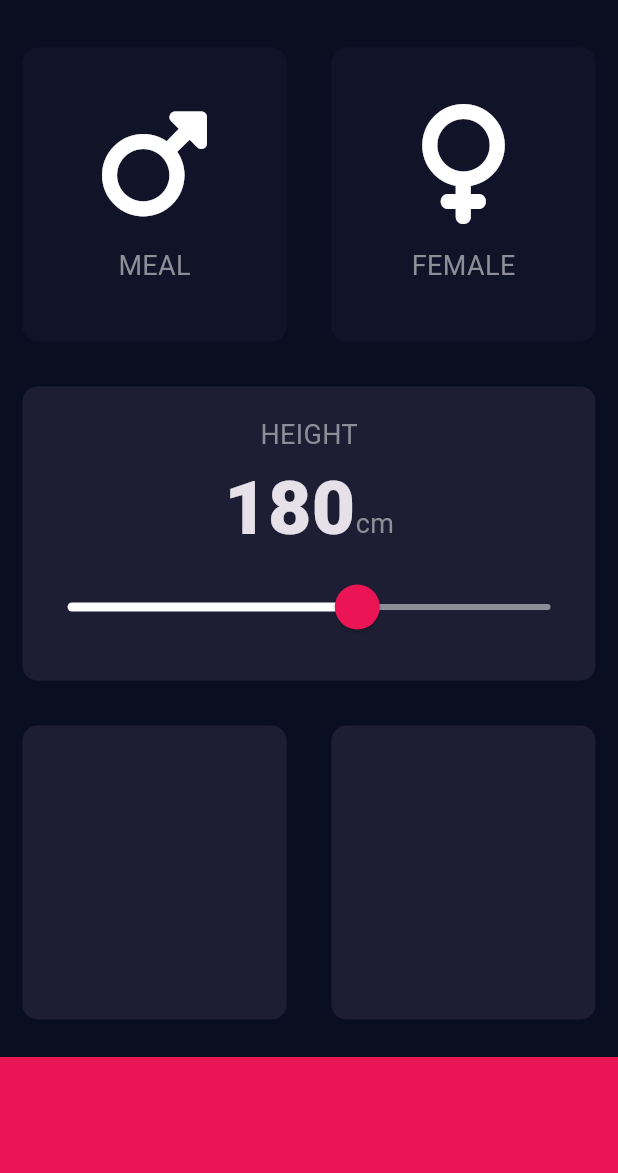
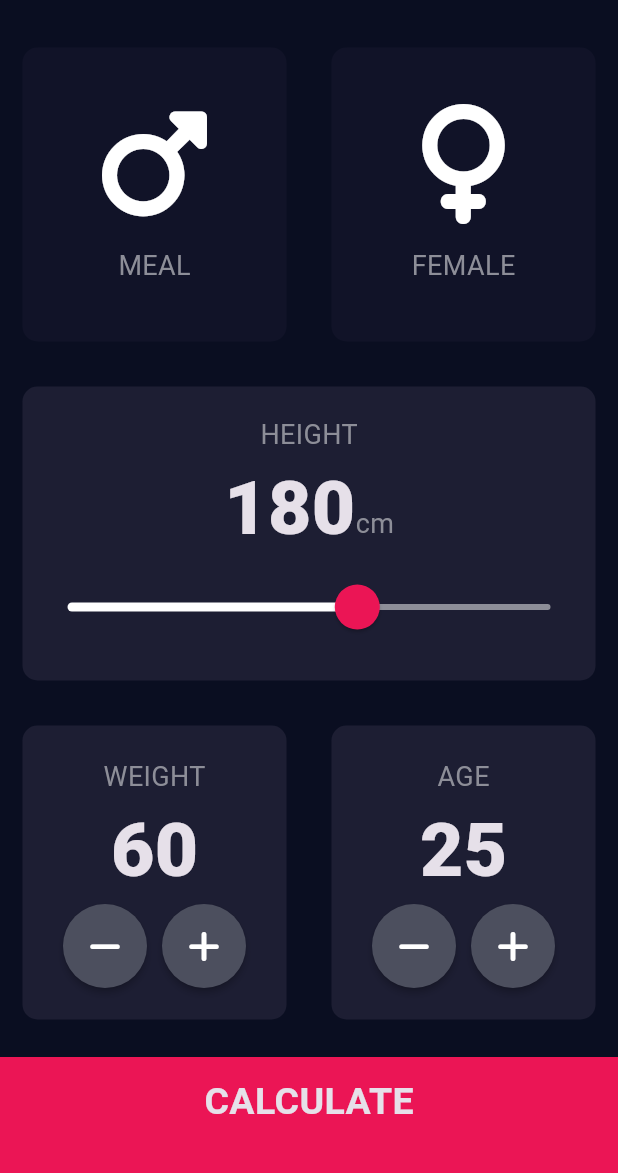
Before and after one commit to zhangzunke/bmi_calculator_flutter, a Flutter app: the screen it shows after launch, on a phone screen of 412 x 824 dp, the part 59-1232 px from its top. Run offline on Flutter 3.47's test engine with Material 3 defaults, Android fonts, the phone set to English and light mode, and no system bars; our stand-ins replace font_awesome_flutter.

Commit message:
BMI done

```diff
--- /dev/null
+++ b/lib/components/buttom_button.dart
@@ -0,0 +1,22 @@
+import 'package:flutter/material.dart';
+import '../constants.dart';
+
+class ButtomButton extends StatelessWidget {
+  const ButtomButton({super.key, required this.onPressed, required this.label});
+  final VoidCallback onPressed;
+  final String label;
+  @override
+  Widget build(BuildContext context) {
+    return GestureDetector(
+      onTap: onPressed,
+      child: Container(
+        color: kBottomContainerColor,
+        margin: EdgeInsets.only(top: 10.0),
+        padding: EdgeInsets.only(bottom: 20.0),
+        width: double.infinity,
+        height: kBottomContainerHeight,
+        child: Center(child: Text(label, style: kLargeButtonTextStyle)),
+      ),
+    );
+  }
+}
--- a/lib/icon_content.dart
+++ b/lib/components/icon_content.dart
@@ -1,5 +1,5 @@
 import 'package:flutter/material.dart';
-import 'constants.dart';
+import '../constants.dart';
 
 class IconContent extends StatelessWidget {
   const IconContent({super.key, required this.icon, required this.label});
--- /dev/null
+++ b/lib/components/round_icon_button.dart
@@ -0,0 +1,17 @@
+import 'package:flutter/material.dart';
+
+class RoundIconButton extends StatelessWidget {
+  const RoundIconButton({super.key, required this.icon, this.onPressed});
+  final IconData icon;
+  final VoidCallback? onPressed;
+  @override
+  Widget build(BuildContext context) {
+    return RawMaterialButton(
+      onPressed: onPressed,
+      shape: CircleBorder(),
+      fillColor: Color(0xFF4C4F5E),
+      constraints: BoxConstraints.tightFor(width: 56.0, height: 56.0),
+      child: Icon(icon, color: Colors.white),
+    );
+  }
+}
--- a/lib/constants.dart
+++ b/lib/constants.dart
@@ -7,3 +7,18 @@ const kBottomContainerColor = Color(0xFFEB1555);
 
 const kLabelTextStyle = TextStyle(fontSize: 18.0, color: Color(0xFF8D8E98));
 const kNumberTextStyle = TextStyle(fontSize: 50.0, fontWeight: FontWeight.w900);
+const kLargeButtonTextStyle = TextStyle(
+  fontSize: 25.0,
+  fontWeight: FontWeight.bold,
+);
+
+const kTitleTextStyle = TextStyle(fontSize: 50.0, fontWeight: FontWeight.bold);
+const kResultTextStyle = TextStyle(
+  fontSize: 22.0,
+  color: Color(0xFF24D876),
+  fontWeight: FontWeight.bold,
+);
+
+const kBMITextStyle = TextStyle(fontSize: 100.0, fontWeight: FontWeight.bold);
+
+const kBodyTextStyle = TextStyle(fontSize: 22.0);
--- a/lib/input_page.dart
+++ /dev/null
@@ -1,127 +0,0 @@
-import 'package:flutter/material.dart';
-import 'package:font_awesome_flutter/font_awesome_flutter.dart';
-import 'constants.dart';
-import 'icon_content.dart';
-import 'resuable_card.dart';
-
-enum Gender { male, female }
-
-class InputPage extends StatefulWidget {
-  const InputPage({super.key});
-
-  @override
-  State<InputPage> createState() => _InputPageState();
-}
-
-class _InputPageState extends State<InputPage> {
-  Gender? selectedGender;
-  int height = 180; // Default height in cm
-  @override
-  Widget build(BuildContext context) {
-    return Scaffold(
-      appBar: AppBar(title: Text('BMI CALCULATOR')),
-      body: Center(
-        child: Column(
-          children: [
-            Expanded(
-              child: Row(
-                children: [
-                  Expanded(
-                    child: ResuableCard(
-                      onPress: () {
-                        setState(() {
-                          selectedGender = Gender.male;
-                        });
-                      },
-                      colour: selectedGender == Gender.male
-                          ? kActiveCardColor
-                          : kInactiveCardColor,
-                      cardChild: IconContent(
-                        icon: FontAwesomeIcons.mars,
-                        label: 'MEAL',
-                      ),
-                    ),
-                  ),
-                  Expanded(
-                    child: ResuableCard(
-                      onPress: () {
-                        setState(() {
-                          selectedGender = Gender.female;
-                        });
-                      },
-                      colour: selectedGender == Gender.female
-                          ? kActiveCardColor
-                          : kInactiveCardColor,
-                      cardChild: IconContent(
-                        icon: FontAwesomeIcons.venus,
-                        label: 'FEMALE',
-                      ),
-                    ),
-                  ),
-                ],
-              ),
-            ),
-            Expanded(
-              child: ResuableCard(
-                colour: kActiveCardColor,
-                cardChild: Column(
-                  mainAxisAlignment: MainAxisAlignment.center,
-                  children: [
-                    Text('HEIGHT', style: kLabelTextStyle),
-                    Row(
-                      mainAxisAlignment: MainAxisAlignment.center,
-                      crossAxisAlignment: CrossAxisAlignment.baseline,
-                      textBaseline: TextBaseline.alphabetic,
-                      children: [
-                        Text(height.toString(), style: kNumberTextStyle),
-                        Text('cm', style: kLabelTextStyle),
-                      ],
-                    ),
-                    SliderTheme(
-                      data: SliderTheme.of(context).copyWith(
-                        activeTrackColor: Colors.white,
-                        inactiveTrackColor: Color(0xFF8D8E98),
-                        thumbColor: Color(0xFFEB1555),
-                        overlayColor: Color(0x29EB1555),
-                        thumbShape: RoundSliderThumbShape(
-                          enabledThumbRadius: 15.0,
-                        ),
-                        overlayShape: RoundSliderOverlayShape(
-                          overlayRadius: 30.0,
-                        ),
-                      ),
-                      child: Slider(
-                        value: height.toDouble(),
-                        min: 120,
-                        max: 220,
-                        onChanged: (double newValue) {
-                          setState(() {
-                            height = newValue.round();
-                          });
-                        },
-                      ),
-                    ),
-                  ],
-                ),
-              ),
-            ),
-            Expanded(
-              child: Row(
-                children: [
-                  Expanded(child: ResuableCard(colour: kActiveCardColor)),
-                  Expanded(child: ResuableCard(colour: kActiveCardColor)),
-                ],
-              ),
-            ),
-            Container(
-              color: kBottomContainerColor,
-              margin: EdgeInsets.only(top: 10.0),
-              width: double.infinity,
-              height: kBottomContainerHeight,
-            ),
-          ],
-        ),
-      ),
-    );
-  }
-}
--- a/lib/main.dart
+++ b/lib/main.dart
@@ -1,5 +1,6 @@
-import 'input_page.dart';
 import 'package:flutter/material.dart';
+import 'screens/results_page.dart';
+import 'screens/input_page.dart';
 
 void main() {
   runApp(const BMICalculator());
@@ -27,7 +28,12 @@ class BMICalculator extends StatelessWidget {
           ),
         ),
       ),
-      home: InputPage(),
+      initialRoute: '/',
+      routes: {
+        '/': (context) => InputPage(),
+        '/results': (context) => ResultsPage(),
+        // Add other routes here if needed
+      },
     );
   }
 }
--- /dev/null
+++ b/lib/screens/calculator_brain.dart
@@ -0,0 +1,35 @@
+import 'dart:math';
+
+class CalculatorBrain {
+  CalculatorBrain({required this.height, required this.weight});
+
+  final int height; // in cm
+  final int weight; // in kg
+
+  double _bmi = 0;
+
+  String calculateBMI() {
+    _bmi = weight / pow(height / 100, 2);
+    return _bmi.toStringAsFixed(1);
+  }
+
+  String getResult() {
+    if (_bmi >= 25) {
+      return 'Overweight';
+    } else if (_bmi > 18.5) {
+      return 'Normal';
+    } else {
+      return 'Underweight';
+    }
+  }
+
+  String getInterpretation() {
+    if (_bmi >= 25) {
+      return 'You have a higher than normal body weight. Try to exercise more.';
+    } else if (_bmi > 18.5) {
+      return 'You have a normal body weight. Good job!';
+    } else {
+      return 'You have a lower than normal body weight. You can eat a bit more.';
+    }
+  }
+}
--- /dev/null
+++ b/lib/screens/input_page.dart
@@ -0,0 +1,211 @@
+import 'package:bmi_calculator_flutter/components/round_icon_Button.dart';
+import 'package:bmi_calculator_flutter/screens/calculator_brain.dart';
+import 'package:flutter/material.dart';
+import 'package:font_awesome_flutter/font_awesome_flutter.dart';
+import '../components/buttom_button.dart';
+import '../constants.dart';
+import '../components/icon_content.dart';
+import '../components/resuable_card.dart';
+
+enum Gender { male, female }
+
+class InputPage extends StatefulWidget {
+  const InputPage({super.key});
+
+  @override
+  State<InputPage> createState() => _InputPageState();
+}
+
+class _InputPageState extends State<InputPage> {
+  Gender? selectedGender;
+  int height = 180; // Default height in cm
+  int weight = 60; // Default weight in kg
+  int age = 25; // Default age
+  @override
+  Widget build(BuildContext context) {
+    return Scaffold(
+      appBar: AppBar(title: Text('BMI CALCULATOR')),
+      body: Center(
+        child: Column(
+          children: [
+            Expanded(
+              child: Row(
+                children: [
+                  Expanded(
+                    child: ResuableCard(
+                      onPress: () {
+                        setState(() {
+                          selectedGender = Gender.male;
+                        });
+                      },
+                      colour: selectedGender == Gender.male
+                          ? kActiveCardColor
+                          : kInactiveCardColor,
+                      cardChild: IconContent(
+                        icon: FontAwesomeIcons.mars,
+                        label: 'MEAL',
+                      ),
+                    ),
+                  ),
+                  Expanded(
+                    child: ResuableCard(
+                      onPress: () {
+                        setState(() {
+                          selectedGender = Gender.female;
+                        });
+                      },
+                      colour: selectedGender == Gender.female
+                          ? kActiveCardColor
+                          : kInactiveCardColor,
+                      cardChild: IconContent(
+                        icon: FontAwesomeIcons.venus,
+                        label: 'FEMALE',
+                      ),
+                    ),
+                  ),
+                ],
+              ),
+            ),
+            Expanded(
+              child: ResuableCard(
+                colour: kActiveCardColor,
+                cardChild: Column(
+                  mainAxisAlignment: MainAxisAlignment.center,
+                  children: [
+                    Text('HEIGHT', style: kLabelTextStyle),
+                    Row(
+                      mainAxisAlignment: MainAxisAlignment.center,
+                      crossAxisAlignment: CrossAxisAlignment.baseline,
+                      textBaseline: TextBaseline.alphabetic,
+                      children: [
+                        Text(height.toString(), style: kNumberTextStyle),
+                        Text('cm', style: kLabelTextStyle),
+                      ],
+                    ),
+                    SliderTheme(
+                      data: SliderTheme.of(context).copyWith(
+                        activeTrackColor: Colors.white,
+                        inactiveTrackColor: Color(0xFF8D8E98),
+                        thumbColor: Color(0xFFEB1555),
+                        overlayColor: Color(0x29EB1555),
+                        thumbShape: RoundSliderThumbShape(
+                          enabledThumbRadius: 15.0,
+                        ),
+                        overlayShape: RoundSliderOverlayShape(
+                          overlayRadius: 30.0,
+                        ),
+                      ),
+                      child: Slider(
+                        value: height.toDouble(),
+                        min: 120,
+                        max: 220,
+                        onChanged: (double newValue) {
+                          setState(() {
+                            height = newValue.round();
+                          });
+                        },
+                      ),
+                    ),
+                  ],
+                ),
+              ),
+            ),
+            Expanded(
+              child: Row(
+                children: [
+                  Expanded(
+                    child: ResuableCard(
+                      colour: kActiveCardColor,
+                      cardChild: Column(
+                        mainAxisAlignment: MainAxisAlignment.center,
+                        children: [
+                          Text('WEIGHT', style: kLabelTextStyle),
+                          Text(weight.toString(), style: kNumberTextStyle),
+                          Row(
+                            mainAxisAlignment: MainAxisAlignment.center,
+                            children: [
+                              RoundIconButton(
+                                icon: FontAwesomeIcons.minus,
+                                onPressed: () {
+                                  setState(() {
+                                    if (weight > 0) weight--;
+                                  });
+                                },
+                              ),
+                              SizedBox(width: 10.0),
+                              RoundIconButton(
+                                icon: FontAwesomeIcons.plus,
+                                onPressed: () {
+                                  setState(() {
+                                    if (weight > 0) weight++;
+                                  });
+                                },
+                              ),
+                            ],
+                          ),
+                        ],
+                      ),
+                    ),
+                  ),
+                  Expanded(
+                    child: ResuableCard(
+                      colour: kActiveCardColor,
+                      cardChild: Column(
+                        mainAxisAlignment: MainAxisAlignment.center,
+                        children: [
+                          Text('AGE', style: kLabelTextStyle),
+                          Text(age.toString(), style: kNumberTextStyle),
+                          Row(
+                            mainAxisAlignment: MainAxisAlignment.center,
+                            children: [
+                              RoundIconButton(
+                                icon: FontAwesomeIcons.minus,
+                                onPressed: () {
+                                  setState(() {
+                                    if (age > 0) age--;
+                                  });
+                                },
+                              ),
+                              SizedBox(width: 10.0),
+                              RoundIconButton(
+                                icon: FontAwesomeIcons.plus,
+                                onPressed: () {
+                                  setState(() {
+                                    if (age > 0) age++;
+                                  });
+                                },
+                              ),
+                            ],
+                          ),
+                        ],
+                      ),
+                    ),
+                  ),
+                ],
+              ),
+            ),
+            ButtomButton(
+              onPressed: () {
+                CalculatorBrain calc = CalculatorBrain(
+                  height: height,
+                  weight: weight,
+                );
+                // Navigate to results page
+                Navigator.pushNamed(
+                  context,
+                  '/results',
+                  arguments: {
+                    'bmiResult': calc.calculateBMI(),
+                    'resultText': calc.getResult(),
+                    'interpretation': calc.getInterpretation(),
+                  },
+                );
+              },
+              label: 'CALCULATE',
+            ),
+          ],
+        ),
+      ),
+    );
+  }
+}
```
Also changed, not shown: lib/screens/results_page.dart (added, +58 -0 lines), lib/components/resuable_card.dart (renamed from lib/resuable_card.dart).
